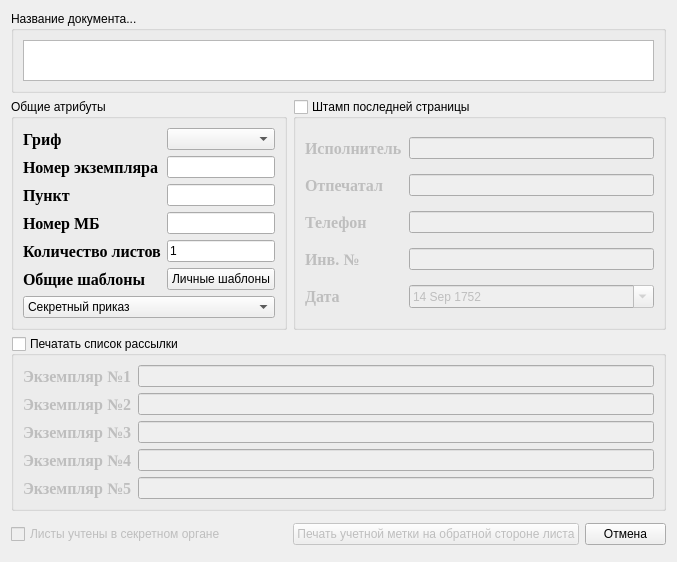
This is safeFatPrinter/branch/ui/asktheuser.ui in sobiron236/cupsfilter as Qt 5 draws it before an edit. The edited form follows.
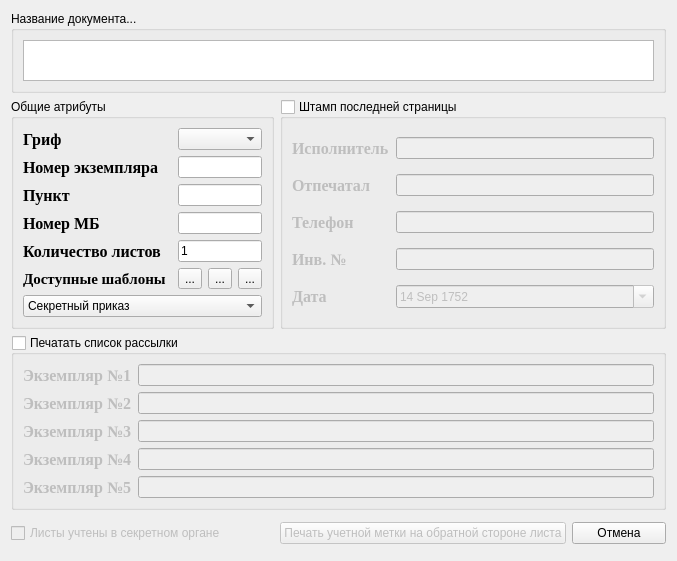
This is the edited form. Icons and pictures are not drawn.

```diff
--- a/safeFatPrinter/branch/ui/asktheuser.ui
+++ b/safeFatPrinter/branch/ui/asktheuser.ui
@@ -10,7 +10,7 @@
     <x>0</x>
     <y>0</y>
     <width>677</width>
-    <height>515</height>
+    <height>518</height>
    </rect>
   </property>
   <property name="windowTitle">
@@ -75,7 +75,7 @@
         </property>
        </widget>
       </item>
-      <item row="0" column="1" colspan="2">
+      <item row="0" column="2" colspan="3">
        <widget class="QComboBox" name="secretCBox">
         <property name="currentIndex">
          <number>-1</number>
@@ -112,7 +112,7 @@
         </property>
        </widget>
       </item>
-      <item row="2" column="1" colspan="2">
+      <item row="2" column="2" colspan="3">
        <widget class="QLineEdit" name="punktLineEd"/>
       </item>
       <item row="3" column="0">
@@ -130,7 +130,7 @@
         </property>
        </widget>
       </item>
-      <item row="6" column="0" colspan="3">
+      <item row="7" column="0" colspan="5">
        <widget class="QComboBox" name="templatesCbox">
         <property name="toolTip">
          <string>Выберите шаблон,который будет примен к текущему документу</string>
@@ -295,10 +295,10 @@
         </item>
        </widget>
       </item>
-      <item row="3" column="1" colspan="2">
+      <item row="3" column="2" colspan="3">
        <widget class="QLineEdit" name="mbNumberLineEd"/>
       </item>
-      <item row="1" column="1" colspan="2">
+      <item row="1" column="2" colspan="3">
        <widget class="QLineEdit" name="copyNumberLineEd"/>
       </item>
       <item row="4" column="0">
@@ -316,22 +316,24 @@
         </property>
        </widget>
       </item>
-      <item row="5" column="0">
-       <widget class="QLabel" name="label_16">
+      <item row="6" column="0">
+       <widget class="QLabel" name="tmplLabel">
         <property name="font">
          <font>
           <family>Times New Roman</family>
-          <pointsize>12</pointsize>
+          <pointsize>11</pointsize>
           <weight>75</weight>
+          <italic>false</italic>
           <bold>true</bold>
+          <kerning>false</kerning>
          </font>
         </property>
         <property name="text">
-         <string>Общие шаблоны</string>
+         <string>Доступные шаблоны</string>
         </property>
        </widget>
       </item>
-      <item row="4" column="1" colspan="2">
+      <item row="4" column="2" colspan="3">
        <widget class="QLineEdit" name="pageCountEd">
         <property name="inputMask">
          <string>Dddd; </string>
@@ -341,10 +343,39 @@
         </property>
        </widget>
       </item>
-      <item row="5" column="1" colspan="2">
-       <widget class="QPushButton" name="pushButton">
+      <item row="6" column="2">
+       <widget class="QToolButton" name="switch_Local_GlolbalBtn">
         <property name="text">
-         <string>Личные шаблоны</string>
+         <string>...</string>
+        </property>
+        <property name="icon">
+         <iconset resource="../images.qrc">
+          <normaloff>:/images/images/user-32.png</normaloff>:/images/images/user-32.png</iconset>
+        </property>
+        <property name="checkable">
+         <bool>false</bool>
+        </property>
+       </widget>
+      </item>
+      <item row="6" column="3">
+       <widget class="QToolButton" name="toolButton_3">
+        <property name="text">
+         <string>...</string>
+        </property>
+        <property name="icon">
+         <iconset resource="../images.qrc">
+          <normaloff>:/images/images/handbook.png</normaloff>:/images/images/handbook.png</iconset>
+        </property>
+       </widget>
+      </item>
+      <item row="6" column="4">
+       <widget class="QToolButton" name="toolButton">
+        <property name="text">
+         <string>...</string>
+        </property>
+        <property name="icon">
+         <iconset resource="../images.qrc">
+          <normaloff>:/images/images/reload.png</normaloff>:/images/images/reload.png</iconset>
         </property>
        </widget>
       </item>
```
Left out of the diff: 78 changed lines with no effect on the pictures.
